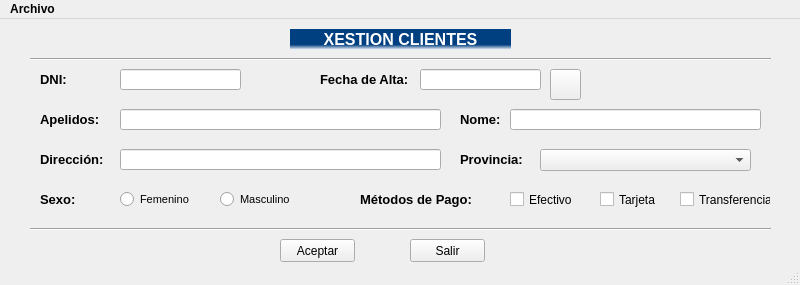
The window that ventana.ui (MelonRodante/ProyectoUno) describes before a commit, drawn with Qt 5.
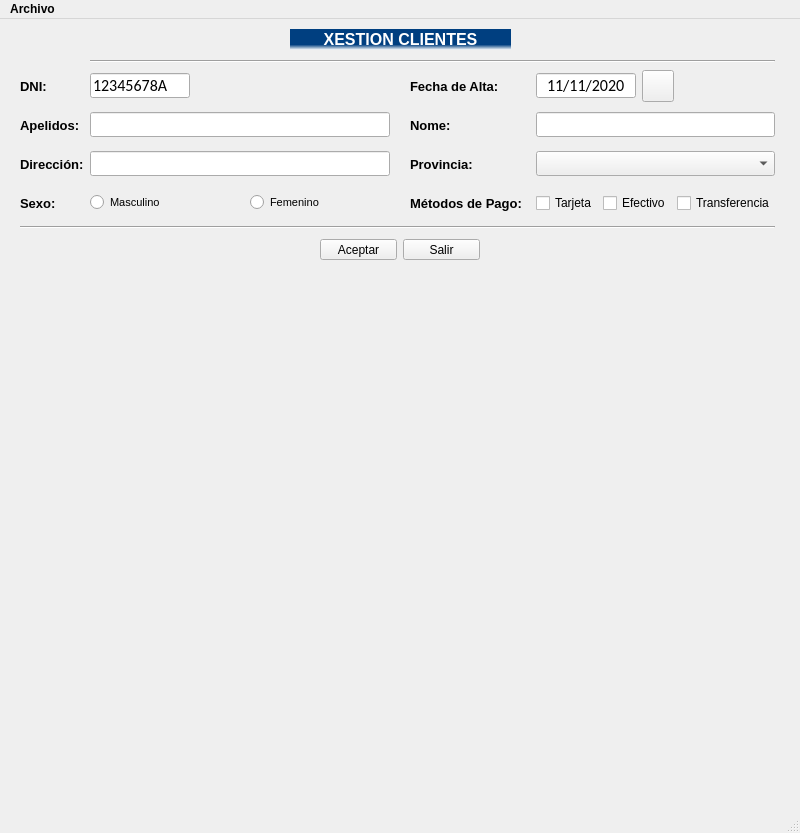
The same window after the commit. Icons and pictures are not drawn.

Commit message: Reestructurando ventana con layouts

The edit to the form file:
```diff
--- a/ventana.ui
+++ b/ventana.ui
@@ -7,7 +7,7 @@
     <x>0</x>
     <y>0</y>
     <width>800</width>
-    <height>285</height>
+    <height>833</height>
    </rect>
   </property>
   <property name="font">
@@ -23,19 +23,6 @@
    <string notr="true"/>
   </property>
   <widget class="QWidget" name="centralwidget">
-   <widget class="Line" name="lineaSuperior">
-    <property name="geometry">
-     <rect>
-      <x>30</x>
-      <y>30</y>
-      <width>741</width>
-      <height>20</height>
-     </rect>
-    </property>
-    <property name="orientation">
-     <enum>Qt::Horizontal</enum>
-    </property>
-   </widget>
    <widget class="QLabel" name="lblTitulo">
     <property name="geometry">
      <rect>
@@ -69,14 +56,79 @@
      <set>Qt::AlignCenter</set>
     </property>
    </widget>
+   <widget class="QWidget" name="gridLayoutWidget">
+    <property name="geometry">
+     <rect>
+      <x>20</x>
+      <y>40</y>
+      <width>755</width>
+      <height>175</height>
+     </rect>
+    </property>
+    <layout class="QGridLayout" name="gridLayout">
+     <property name="rightMargin">
+      <number>0</number>
+     </property>
+     <item row="4" column="1">
+      <layout class="QHBoxLayout" name="horizontalLayout_3">
+       <item>
+        <widget class="QRadioButton" name="rbtMasc">
+         <property name="font">
+          <font>
+           <family>Tahoma</family>
+           <pointsize>8</pointsize>
+           <weight>50</weight>
+           <bold>false</bold>
+          </font>
+         </property>
+         <property name="text">
+          <string>Masculino</string>
+         </property>
+        </widget>
+       </item>
+       <item>
+        <widget class="QRadioButton" name="rbtFem">
+         <property name="font">
+          <font>
+           <family>Tahoma</family>
+           <pointsize>8</pointsize>
+           <weight>50</weight>
+           <bold>false</bold>
+          </font>
+         </property>
+         <property name="text">
+          <string>Femenino</string>
+         </property>
+        </widget>
+       </item>
+      </layout>
+     </item>
+     <item row="5" column="0" colspan="4">
+      <widget class="Line" name="lineaInferior">
+       <property name="orientation">
+        <enum>Qt::Horizontal</enum>
+       </property>
+      </widget>
+     </item>
+     <item row="1" column="0">
    <widget class="QLabel" name="lblDNI">
-    <property name="geometry">
-     <rect>
-      <x>40</x>
-      <y>50</y>
-      <width>71</width>
-      <height>21</height>
-     </rect>
+       <property name="sizePolicy">
+        <sizepolicy hsizetype="Fixed" vsizetype="Fixed">
+         <horstretch>0</horstretch>
+         <verstretch>0</verstretch>
+        </sizepolicy>
+       </property>
+       <property name="minimumSize">
+        <size>
+         <width>64</width>
+         <height>32</height>
+        </size>
+       </property>
+       <property name="maximumSize">
+        <size>
+         <width>64</width>
+         <height>32</height>
+        </size>
     </property>
     <property name="font">
      <font>
@@ -90,15 +142,21 @@
      <string>DNI:</string>
     </property>
    </widget>
-   <widget class="QLineEdit" name="editDNI">
-    <property name="geometry">
-     <rect>
-      <x>120</x>
-      <y>50</y>
-      <width>121</width>
-      <height>21</height>
-     </rect>
-    </property>
+     </item>
+     <item row="2" column="1">
+      <widget class="QLineEdit" name="editApellido">
+       <property name="minimumSize">
+        <size>
+         <width>300</width>
+         <height>25</height>
+        </size>
+       </property>
+       <property name="maximumSize">
+        <size>
+         <width>300</width>
+         <height>25</height>
+        </size>
+       </property>
     <property name="font">
      <font>
       <family>Calibri</family>
@@ -111,14 +169,53 @@
      <string/>
     </property>
    </widget>
+     </item>
+     <item row="2" column="3">
+      <widget class="QLineEdit" name="editNombre">
+       <property name="minimumSize">
+        <size>
+         <width>0</width>
+         <height>25</height>
+        </size>
+       </property>
+       <property name="maximumSize">
+        <size>
+         <width>16777215</width>
+         <height>25</height>
+        </size>
+       </property>
+       <property name="font">
+        <font>
+         <family>Calibri</family>
+         <pointsize>12</pointsize>
+         <weight>50</weight>
+         <bold>false</bold>
+        </font>
+       </property>
+       <property name="text">
+        <string/>
+       </property>
+      </widget>
+     </item>
+     <item row="2" column="0">
    <widget class="QLabel" name="lblApellidos">
-    <property name="geometry">
-     <rect>
-      <x>40</x>
-      <y>90</y>
-      <width>71</width>
-      <height>21</height>
-     </rect>
+       <property name="sizePolicy">
+        <sizepolicy hsizetype="Fixed" vsizetype="Fixed">
+         <horstretch>0</horstretch>
+         <verstretch>0</verstretch>
+        </sizepolicy>
+       </property>
+       <property name="minimumSize">
+        <size>
+         <width>64</width>
+         <height>32</height>
+        </size>
+       </property>
+       <property name="maximumSize">
+        <size>
+         <width>64</width>
+         <height>32</height>
+        </size>
     </property>
     <property name="font">
      <font>
@@ -132,14 +229,36 @@
      <string>Apelidos:</string>
     </property>
    </widget>
-   <widget class="QLineEdit" name="editApellido">
-    <property name="geometry">
-     <rect>
-      <x>120</x>
-      <y>90</y>
-      <width>321</width>
-      <height>21</height>
-     </rect>
+     </item>
+     <item row="3" column="3">
+      <widget class="QComboBox" name="cmbProvincia">
+       <property name="minimumSize">
+        <size>
+         <width>0</width>
+         <height>25</height>
+        </size>
+       </property>
+       <property name="maximumSize">
+        <size>
+         <width>16777215</width>
+         <height>25</height>
+        </size>
+       </property>
+      </widget>
+     </item>
+     <item row="3" column="1">
+      <widget class="QLineEdit" name="editDireccion">
+       <property name="minimumSize">
+        <size>
+         <width>300</width>
+         <height>25</height>
+        </size>
+       </property>
+       <property name="maximumSize">
+        <size>
+         <width>300</width>
+         <height>25</height>
+        </size>
     </property>
     <property name="font">
      <font>
@@ -153,14 +272,26 @@
      <string/>
     </property>
    </widget>
+     </item>
+     <item row="2" column="2">
    <widget class="QLabel" name="lblNombre">
-    <property name="geometry">
-     <rect>
-      <x>460</x>
-      <y>90</y>
-      <width>41</width>
-      <height>21</height>
-     </rect>
+       <property name="sizePolicy">
+        <sizepolicy hsizetype="Fixed" vsizetype="Fixed">
+         <horstretch>0</horstretch>
+         <verstretch>0</verstretch>
+        </sizepolicy>
+       </property>
+       <property name="minimumSize">
+        <size>
+         <width>120</width>
+         <height>32</height>
+        </size>
+       </property>
+       <property name="maximumSize">
+        <size>
+         <width>120</width>
+         <height>32</height>
+        </size>
     </property>
     <property name="font">
      <font>
@@ -170,18 +301,101 @@
       <bold>true</bold>
      </font>
     </property>
+       <property name="layoutDirection">
+        <enum>Qt::LeftToRight</enum>
+       </property>
     <property name="text">
      <string>Nome:</string>
     </property>
    </widget>
-   <widget class="QLineEdit" name="editNombre">
-    <property name="geometry">
-     <rect>
-      <x>510</x>
-      <y>90</y>
-      <width>251</width>
-      <height>21</height>
-     </rect>
+     </item>
+     <item row="3" column="0">
+      <widget class="QLabel" name="lblDireccion">
+       <property name="sizePolicy">
+        <sizepolicy hsizetype="Fixed" vsizetype="Fixed">
+         <horstretch>0</horstretch>
+         <verstretch>0</verstretch>
+        </sizepolicy>
+       </property>
+       <property name="minimumSize">
+        <size>
+         <width>64</width>
+         <height>32</height>
+        </size>
+       </property>
+       <property name="maximumSize">
+        <size>
+         <width>64</width>
+         <height>32</height>
+        </size>
+       </property>
+       <property name="font">
+        <font>
+         <family>Tahoma</family>
+         <pointsize>10</pointsize>
+         <weight>75</weight>
+         <bold>true</bold>
+        </font>
+       </property>
+       <property name="text">
+        <string>Dirección:</string>
+       </property>
+      </widget>
+     </item>
+     <item row="3" column="2">
+      <widget class="QLabel" name="lblProvincia">
+       <property name="sizePolicy">
+        <sizepolicy hsizetype="Fixed" vsizetype="Fixed">
+         <horstretch>0</horstretch>
+         <verstretch>0</verstretch>
+        </sizepolicy>
+       </property>
+       <property name="minimumSize">
+        <size>
+         <width>120</width>
+         <height>32</height>
+        </size>
+       </property>
+       <property name="maximumSize">
+        <size>
+         <width>120</width>
+         <height>32</height>
+        </size>
+       </property>
+       <property name="font">
+        <font>
+         <family>Tahoma</family>
+         <pointsize>10</pointsize>
+         <weight>75</weight>
+         <bold>true</bold>
+        </font>
+       </property>
+       <property name="text">
+        <string>Provincia:</string>
+       </property>
+      </widget>
+     </item>
+     <item row="1" column="1">
+      <layout class="QHBoxLayout" name="horizontalLayout">
+       <item>
+        <widget class="QLineEdit" name="editDNI">
+         <property name="sizePolicy">
+          <sizepolicy hsizetype="Fixed" vsizetype="Fixed">
+           <horstretch>0</horstretch>
+           <verstretch>0</verstretch>
+          </sizepolicy>
+         </property>
+         <property name="minimumSize">
+          <size>
+           <width>0</width>
+           <height>25</height>
+          </size>
+         </property>
+         <property name="maximumSize">
+          <size>
+           <width>100</width>
+           <height>25</height>
+          </size>
     </property>
     <property name="font">
      <font>
@@ -192,68 +406,32 @@
      </font>
     </property>
     <property name="text">
-     <string/>
-    </property>
-   </widget>
-   <widget class="Line" name="lineaInferior">
-    <property name="geometry">
-     <rect>
-      <x>30</x>
-      <y>200</y>
-      <width>741</width>
-      <height>20</height>
-     </rect>
-    </property>
-    <property name="orientation">
-     <enum>Qt::Horizontal</enum>
-    </property>
-   </widget>
-   <widget class="QPushButton" name="btnAceptar">
-    <property name="geometry">
-     <rect>
-      <x>280</x>
-      <y>220</y>
-      <width>75</width>
-      <height>23</height>
-     </rect>
-    </property>
-    <property name="font">
-     <font>
-      <weight>50</weight>
-      <bold>false</bold>
-     </font>
-    </property>
-    <property name="text">
-     <string>Aceptar</string>
-    </property>
-   </widget>
-   <widget class="QPushButton" name="btnSalir">
-    <property name="geometry">
-     <rect>
-      <x>410</x>
-      <y>220</y>
-      <width>75</width>
-      <height>23</height>
-     </rect>
-    </property>
-    <property name="font">
-     <font>
-      <weight>50</weight>
-      <bold>false</bold>
-     </font>
-    </property>
-    <property name="text">
-     <string>Salir</string>
-    </property>
-   </widget>
+          <string>12345678A</string>
+         </property>
+         <property name="maxLength">
+          <number>9</number>
+         </property>
+        </widget>
+       </item>
+       <item>
    <widget class="QLabel" name="lblValido">
-    <property name="geometry">
-     <rect>
-      <x>260</x>
-      <y>50</y>
-      <width>16</width>
-      <height>21</height>
-     </rect>
+         <property name="sizePolicy">
+          <sizepolicy hsizetype="Fixed" vsizetype="Fixed">
+           <horstretch>6</horstretch>
+           <verstretch>0</verstretch>
+          </sizepolicy>
+         </property>
+         <property name="minimumSize">
+          <size>
+           <width>220</width>
+           <height>0</height>
+          </size>
+         </property>
+         <property name="maximumSize">
+          <size>
+           <width>20</width>
+           <height>16777215</height>
+          </size>
     </property>
     <property name="font">
      <font>
@@ -267,14 +445,28 @@
      <string/>
     </property>
    </widget>
+       </item>
+      </layout>
+     </item>
+     <item row="4" column="0">
    <widget class="QLabel" name="lblSexo">
-    <property name="geometry">
-     <rect>
-      <x>40</x>
-      <y>170</y>
-      <width>71</width>
-      <height>21</height>
-     </rect>
+       <property name="sizePolicy">
+        <sizepolicy hsizetype="Fixed" vsizetype="Fixed">
+         <horstretch>0</horstretch>
+         <verstretch>0</verstretch>
+        </sizepolicy>
+       </property>
+       <property name="minimumSize">
+        <size>
+         <width>64</width>
+         <height>32</height>
+        </size>
+       </property>
+       <property name="maximumSize">
+        <size>
+         <width>64</width>
+         <height>32</height>
+        </size>
     </property>
     <property name="font">
      <font>
@@ -288,56 +480,168 @@
      <string>Sexo:</string>
     </property>
    </widget>
-   <widget class="QRadioButton" name="rbtMasc">
-    <property name="geometry">
-     <rect>
-      <x>220</x>
-      <y>170</y>
-      <width>82</width>
-      <height>21</height>
-     </rect>
-    </property>
+     </item>
+     <item row="1" column="3">
+      <layout class="QHBoxLayout" name="horizontalLayout_2">
+       <item>
+        <widget class="QLineEdit" name="editFecha">
+         <property name="sizePolicy">
+          <sizepolicy hsizetype="Fixed" vsizetype="Fixed">
+           <horstretch>0</horstretch>
+           <verstretch>0</verstretch>
+          </sizepolicy>
+         </property>
+         <property name="minimumSize">
+          <size>
+           <width>100</width>
+           <height>25</height>
+          </size>
+         </property>
+         <property name="maximumSize">
+          <size>
+           <width>100</width>
+           <height>25</height>
+          </size>
+         </property>
     <property name="font">
      <font>
-      <family>Tahoma</family>
-      <pointsize>8</pointsize>
+           <family>Calibri</family>
+           <pointsize>12</pointsize>
       <weight>50</weight>
       <bold>false</bold>
      </font>
     </property>
+         <property name="layoutDirection">
+          <enum>Qt::LeftToRight</enum>
+         </property>
+         <property name="autoFillBackground">
+          <bool>false</bool>
+         </property>
     <property name="text">
-     <string>Masculino</string>
-    </property>
-   </widget>
-   <widget class="QRadioButton" name="rbtFem">
-    <property name="geometry">
-     <rect>
-      <x>120</x>
-      <y>170</y>
-      <width>82</width>
-      <height>21</height>
-     </rect>
-    </property>
+          <string>11/11/2020</string>
+         </property>
+         <property name="maxLength">
+          <number>10</number>
+         </property>
+         <property name="frame">
+          <bool>true</bool>
+         </property>
+         <property name="alignment">
+          <set>Qt::AlignCenter</set>
+         </property>
+        </widget>
+       </item>
+       <item>
+        <widget class="QPushButton" name="btnCalendar">
+         <property name="enabled">
+          <bool>true</bool>
+         </property>
+         <property name="sizePolicy">
+          <sizepolicy hsizetype="Preferred" vsizetype="Preferred">
+           <horstretch>0</horstretch>
+           <verstretch>0</verstretch>
+          </sizepolicy>
+         </property>
+         <property name="minimumSize">
+          <size>
+           <width>0</width>
+           <height>0</height>
+          </size>
+         </property>
+         <property name="maximumSize">
+          <size>
+           <width>32</width>
+           <height>32</height>
+          </size>
+         </property>
+         <property name="styleSheet">
+          <string notr="true"/>
+         </property>
+         <property name="text">
+          <string/>
+         </property>
+         <property name="icon">
+          <iconset>
+           <normaloff>img/calendar.png</normaloff>img/calendar.png</iconset>
+         </property>
+         <property name="iconSize">
+          <size>
+           <width>32</width>
+           <height>32</height>
+          </size>
+         </property>
+        </widget>
+       </item>
+       <item>
+        <spacer name="horizontalSpacer">
+         <property name="orientation">
+          <enum>Qt::Horizontal</enum>
+         </property>
+         <property name="sizeHint" stdset="0">
+          <size>
+           <width>40</width>
+           <height>20</height>
+          </size>
+         </property>
+        </spacer>
+       </item>
+      </layout>
+     </item>
+     <item row="1" column="2">
+      <widget class="QLabel" name="lblFecha">
+       <property name="sizePolicy">
+        <sizepolicy hsizetype="Fixed" vsizetype="Fixed">
+         <horstretch>0</horstretch>
+         <verstretch>0</verstretch>
+        </sizepolicy>
+       </property>
+       <property name="minimumSize">
+        <size>
+         <width>120</width>
+         <height>32</height>
+        </size>
+       </property>
+       <property name="maximumSize">
+        <size>
+         <width>120</width>
+         <height>32</height>
+        </size>
+       </property>
     <property name="font">
      <font>
       <family>Tahoma</family>
-      <pointsize>8</pointsize>
-      <weight>50</weight>
-      <bold>false</bold>
-     </font>
-    </property>
+         <pointsize>10</pointsize>
+         <weight>75</weight>
+         <bold>true</bold>
+        </font>
+       </property>
+       <property name="frameShape">
+        <enum>QFrame::NoFrame</enum>
+       </property>
     <property name="text">
-     <string>Femenino</string>
-    </property>
-   </widget>
-   <widget class="QLabel" name="lblSexo_2">
-    <property name="geometry">
-     <rect>
-      <x>360</x>
-      <y>170</y>
-      <width>141</width>
-      <height>21</height>
-     </rect>
+        <string>Fecha de Alta:</string>
+       </property>
+      </widget>
+     </item>
+     <item row="4" column="2">
+      <widget class="QLabel" name="lblPago">
+       <property name="sizePolicy">
+        <sizepolicy hsizetype="Fixed" vsizetype="Fixed">
+         <horstretch>0</horstretch>
+         <verstretch>0</verstretch>
+        </sizepolicy>
+       </property>
+       <property name="minimumSize">
+        <size>
+         <width>120</width>
+         <height>32</height>
+        </size>
+       </property>
+       <property name="maximumSize">
+        <size>
+         <width>120</width>
+         <height>32</height>
+        </size>
     </property>
     <property name="font">
      <font>
@@ -351,98 +655,11 @@
      <string>Métodos de Pago:</string>
     </property>
    </widget>
-   <widget class="QLabel" name="lblDireccion">
-    <property name="geometry">
-     <rect>
-      <x>40</x>
-      <y>130</y>
-      <width>71</width>
-      <height>21</height>
-     </rect>
-    </property>
-    <property name="font">
-     <font>
-      <family>Tahoma</family>
-      <pointsize>10</pointsize>
-      <weight>75</weight>
-      <bold>true</bold>
-     </font>
-    </property>
-    <property name="text">
-     <string>Dirección:</string>
-    </property>
-   </widget>
-   <widget class="QLineEdit" name="editDireccion">
-    <property name="geometry">
-     <rect>
-      <x>120</x>
-      <y>130</y>
-      <width>321</width>
-      <height>21</height>
-     </rect>
-    </property>
-    <property name="font">
-     <font>
-      <family>Calibri</family>
-      <pointsize>12</pointsize>
-      <weight>50</weight>
-      <bold>false</bold>
-     </font>
-    </property>
-    <property name="text">
-     <string/>
-    </property>
-   </widget>
-   <widget class="QLabel" name="lblProvincia">
-    <property name="geometry">
-     <rect>
-      <x>460</x>
-      <y>130</y>
-      <width>71</width>
-      <height>21</height>
-     </rect>
-    </property>
-    <property name="font">
-     <font>
-      <family>Tahoma</family>
-      <pointsize>10</pointsize>
-      <weight>75</weight>
-      <bold>true</bold>
-     </font>
-    </property>
-    <property name="text">
-     <string>Provincia:</string>
-    </property>
-   </widget>
-   <widget class="QCheckBox" name="chkEfectivo">
-    <property name="geometry">
-     <rect>
-      <x>510</x>
-      <y>170</y>
-      <width>70</width>
-      <height>21</height>
-     </rect>
-    </property>
-    <property name="font">
-     <font>
-      <family>Tahoma</family>
-      <weight>50</weight>
-      <bold>false</bold>
-     </font>
-    </property>
-    <property name="text">
-     <string>Efectivo</string>
-    </property>
-   </widget>
+     </item>
+     <item row="4" column="3">
+      <layout class="QHBoxLayout" name="horizontalLayout_4">
+       <item>
    <widget class="QCheckBox" name="chkTarjeta">
-    <property name="geometry">
-     <rect>
-      <x>600</x>
-      <y>170</y>
-      <width>70</width>
-      <height>21</height>
-     </rect>
-    </property>
     <property name="font">
      <font>
       <family>Tahoma</family>
@@ -454,15 +671,23 @@
      <string>Tarjeta</string>
     </property>
    </widget>
+       </item>
+       <item>
+        <widget class="QCheckBox" name="chkEfectivo">
+         <property name="font">
+          <font>
+           <family>Tahoma</family>
+           <weight>50</weight>
+           <bold>false</bold>
+          </font>
+         </property>
+         <property name="text">
+          <string>Efectivo</string>
+         </property>
+        </widget>
+       </item>
+       <item>
    <widget class="QCheckBox" name="chkTransferencia">
-    <property name="geometry">
-     <rect>
-      <x>680</x>
-      <y>170</y>
-      <width>91</width>
-      <height>21</height>
-     </rect>
-    </property>
     <property name="font">
      <font>
       <family>Tahoma</family>
@@ -474,80 +699,55 @@
      <string>Transferencia</string>
     </property>
    </widget>
-   <widget class="QComboBox" name="cmbProvincia">
-    <property name="geometry">
-     <rect>
-      <x>540</x>
-      <y>130</y>
-      <width>211</width>
-      <height>22</height>
-     </rect>
-    </property>
-   </widget>
-   <widget class="QLabel" name="lblFecha">
+       </item>
+      </layout>
+     </item>
+     <item row="0" column="1" colspan="3">
+      <widget class="Line" name="lineaSuperior">
+       <property name="orientation">
+        <enum>Qt::Horizontal</enum>
+       </property>
+      </widget>
+     </item>
+    </layout>
+   </widget>
+   <widget class="QWidget" name="horizontalLayoutWidget_5">
     <property name="geometry">
      <rect>
       <x>320</x>
-      <y>50</y>
-      <width>101</width>
+      <y>220</y>
+      <width>160</width>
       <height>21</height>
      </rect>
     </property>
+    <layout class="QHBoxLayout" name="horizontalLayout_5">
+     <item>
+      <widget class="QPushButton" name="btnAceptar">
     <property name="font">
      <font>
-      <family>Tahoma</family>
-      <pointsize>10</pointsize>
-      <weight>75</weight>
-      <bold>true</bold>
+         <weight>50</weight>
+         <bold>false</bold>
      </font>
     </property>
     <property name="text">
-     <string>Fecha de Alta:</string>
-    </property>
-   </widget>
-   <widget class="QLineEdit" name="editFecha">
-    <property name="geometry">
-     <rect>
-      <x>420</x>
-      <y>50</y>
-      <width>121</width>
-      <height>21</height>
-     </rect>
-    </property>
+        <string>Aceptar</string>
+       </property>
+      </widget>
+     </item>
+     <item>
+      <widget class="QPushButton" name="btnSalir">
     <property name="font">
      <font>
-      <family>Calibri</family>
-      <pointsize>12</pointsize>
       <weight>50</weight>
       <bold>false</bold>
      </font>
     </property>
     <property name="text">
-     <string/>
-    </property>
-   </widget>
-   <widget class="QPushButton" name="btnCalendar">
-    <property name="geometry">
-     <rect>
-      <x>550</x>
-      <y>50</y>
-      <width>31</width>
-      <height>31</height>
-     </rect>
-    </property>
-    <property name="text">
-     <string/>
-    </property>
-    <property name="icon">
-     <iconset resource="img/calendar.qrc">
-      <normaloff>:/calendar/calendar.png</normaloff>:/calendar/calendar.png</iconset>
-    </property>
-    <property name="iconSize">
-     <size>
-      <width>32</width>
-      <height>32</height>
-     </size>
-    </property>
+        <string>Salir</string>
+       </property>
+      </widget>
+     </item>
+    </layout>
    </widget>
   </widget>
   <widget class="QMenuBar" name="menubar">
```
Lines whose indentation alone changed are shown as unchanged. The commit also changes 1 other file.
